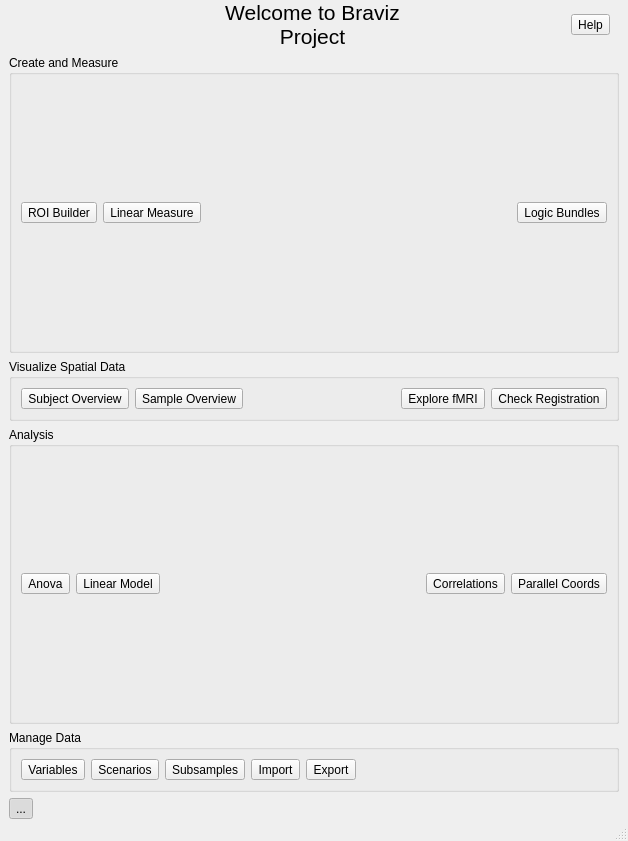
Old version of the form braviz/interaction/qt_guis/menu2_light.ui in the repository diego0020/braviz-app.
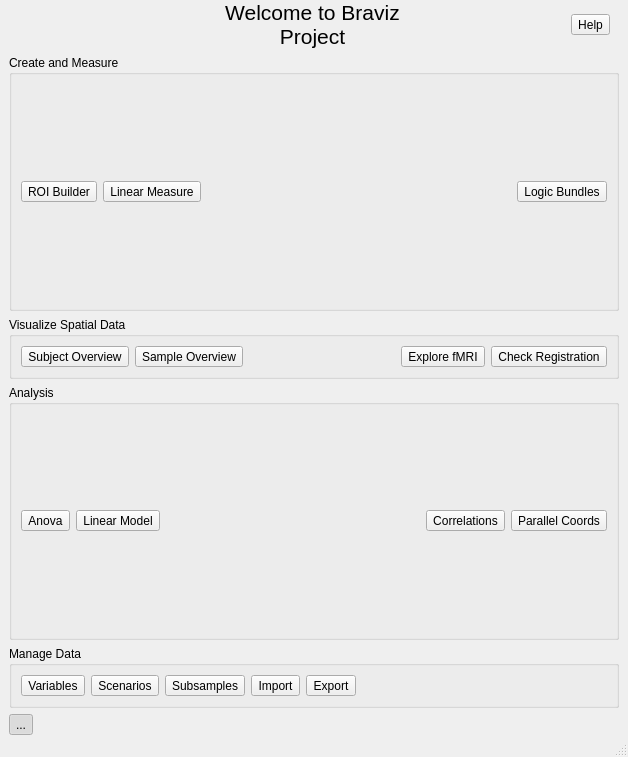
New version of the form. Icons and pictures are not drawn.

The edit to the form file:
```diff
--- a/braviz/interaction/qt_guis/menu2_light.ui
+++ b/braviz/interaction/qt_guis/menu2_light.ui
@@ -7,7 +7,7 @@
     <x>0</x>
     <y>0</y>
     <width>628</width>
-    <height>841</height>
+    <height>757</height>
    </rect>
   </property>
   <property name="sizePolicy">
```
Left out of the diff: 2 changed lines with no effect on the pictures.
